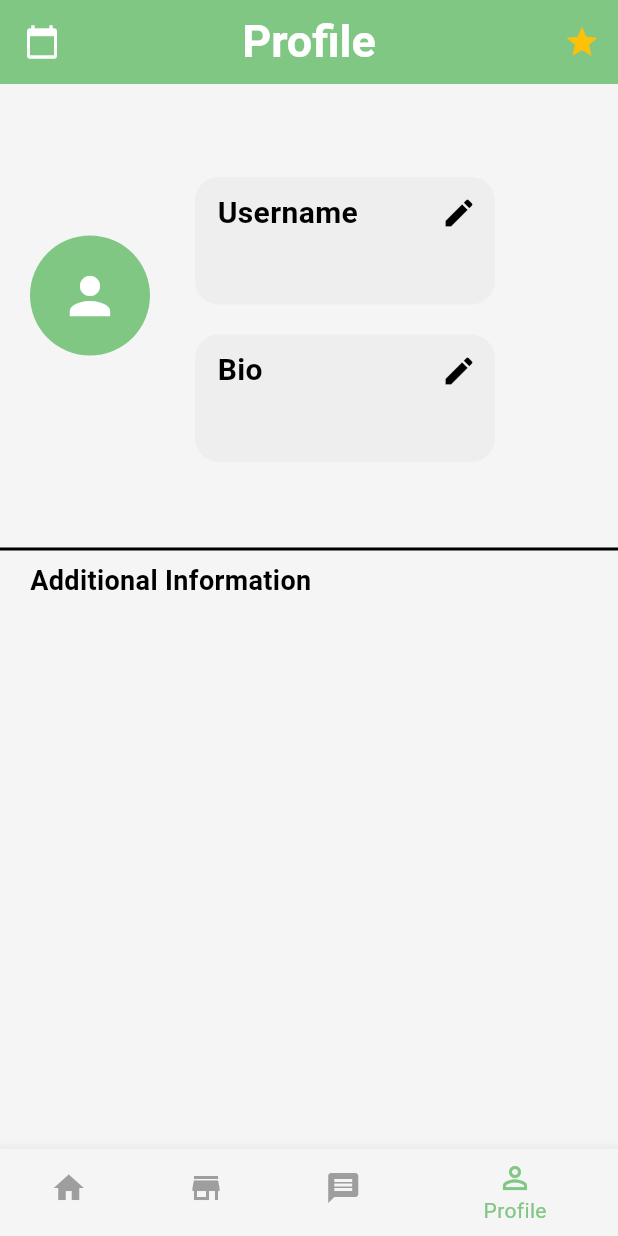
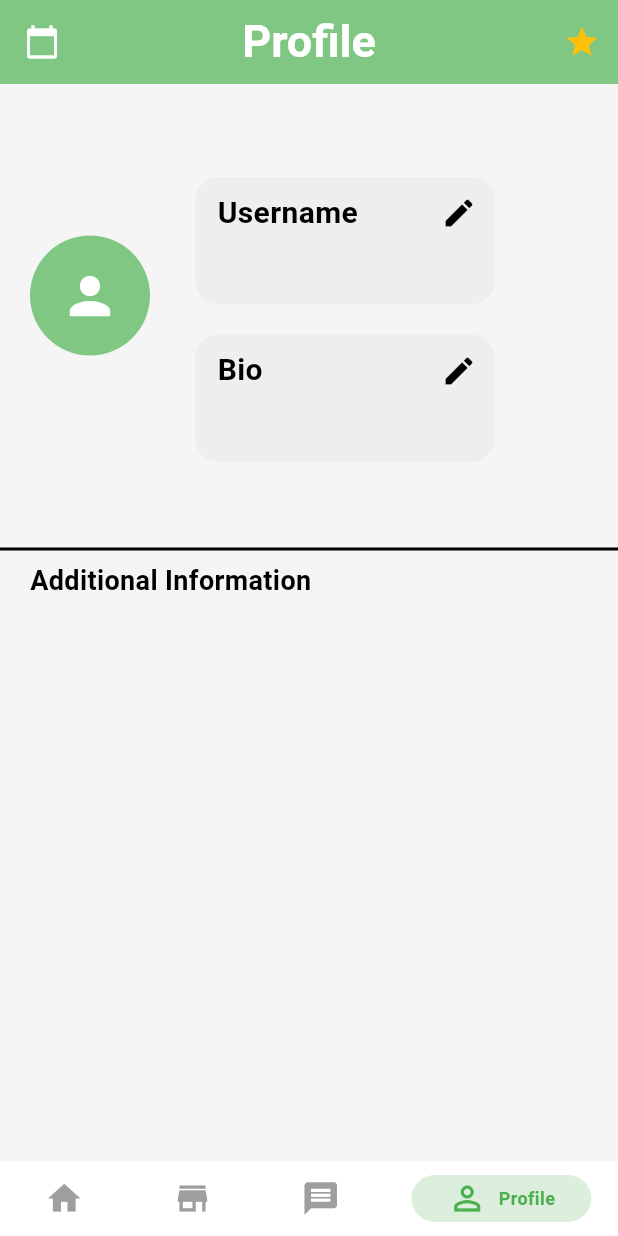
Before and after one commit to blakeotto57/treehouse, a Flutter app: the screen it shows once a user with an empty profile is signed in, item 4 of the bottom bar chosen, on a phone screen of 412 x 824 dp. Run offline on Flutter 3.47's test engine with Material 3 defaults, Android fonts, the phone set to English and light mode, and no system bars; drawn by our look-alikes of persistent_bottom_nav_bar; our stand-ins replace cloud_firestore, firebase_auth, firebase_core, firebase_storage, flutter_svg, image_picker and 4 more; missing offline and left inert: flutter_stripe, in_app_purchase_android, in_app_purchase_storekit; accounts and stored records are empty; network calls fail; Roboto replaces fonts that are missing (Helvetica).

Commit message:
made bottom nav bar persistent and changed home page UI

```diff
--- a/lib/category_pages/personal_care.dart
+++ b/lib/category_pages/personal_care.dart
@@ -91,7 +91,6 @@ class PersonalCareSellersPage extends StatelessWidget {
                   );
                 },
               );
-
             },
           );
         },
--- a/lib/models/solo_seller_profile.dart
+++ b/lib/models/solo_seller_profile.dart
@@ -8,6 +8,7 @@ class SoloSellerProfilePage extends StatefulWidget {
   final String userId;
 
   const SoloSellerProfilePage({super.key, required this.userId});
+
 
   @override
   State<SoloSellerProfilePage> createState() => _SoloSellerProfilePageState();
--- a/lib/pages/home.dart
+++ b/lib/pages/home.dart
@@ -1,6 +1,7 @@
 import 'package:flutter/material.dart';
 import 'package:flutter_svg/flutter_svg.dart';
-
+import 'package:persistent_bottom_nav_bar/persistent_bottom_nav_bar.dart';
+import 'package:treehouse/category_pages/personal_care.dart';
 import 'package:treehouse/models/category_model.dart';
 import 'package:treehouse/pages/user_profile.dart';
 import 'package:treehouse/pages/explore_page.dart';
@@ -16,63 +17,58 @@ class HomePage extends StatefulWidget {
 }
 
 class _HomePageState extends State<HomePage> {
-  List<CategoryModel> categories = [];
-  int _currentIndex = 0;
+  final PersistentTabController _controller = PersistentTabController(initialIndex: 0);
 
-  @override
-  void initState() {
-    super.initState();
-    categories = CategoryModel.getCategories();
+  List<Widget> _buildScreens() => [
+        HomeContent(categories: CategoryModel.getCategories()),
+        ExplorePage(),
+        MessagesPage(),
+        UserProfilePage(),
+      ];
+
+  List<PersistentBottomNavBarItem> _navBarsItems() {
+    return [
+      PersistentBottomNavBarItem(
+        icon: const Icon(Icons.home, size: 26),
+        title: 'Home',
+        activeColorPrimary: Colors.green,
+        inactiveColorPrimary: Colors.grey,
+        iconSize: 22, // Lower the icon
+      ),
+      PersistentBottomNavBarItem(
+        icon: const Icon(Icons.store, size: 26),
+        title: 'Explore',
+        activeColorPrimary: Colors.green,
+        inactiveColorPrimary: Colors.grey,
+        iconSize: 22,
+      ),
+      PersistentBottomNavBarItem(
+        icon: const Icon(Icons.message, size: 26),
+        title: 'Messages',
+        activeColorPrimary: Colors.green,
+        inactiveColorPrimary: Colors.grey,
+        iconSize: 22,
+      ),
+      PersistentBottomNavBarItem(
+        icon: const Icon(Icons.person_outline, size: 26),
+        title: 'Profile',
+        activeColorPrimary: Colors.green,
+        inactiveColorPrimary: Colors.grey,
+        iconSize: 22,
+      ),
+    ];
   }
 
   @override
   Widget build(BuildContext context) {
-    return SafeArea(
-      child: Scaffold(
-        backgroundColor: Theme.of(context).colorScheme.surface,
-        appBar: _currentIndex == 0 ? customAppBar(context) : null,
-        body: IndexedStack(
-          index: _currentIndex,
-          children: [
-            HomeContent(categories: categories),
-            ExplorePage(),
-            MessagesPage(),
-            UserProfilePage(),
-          ],
-        ),
-        bottomNavigationBar: BottomNavigationBar(
-          currentIndex: _currentIndex,
-          onTap: (index) {
-            setState(() {
-              _currentIndex = index;
-            });
-          },
-          items: const [
-            BottomNavigationBarItem(
-              icon: Icon(Icons.home),
-              label: "Home",
-            ),
-
-            BottomNavigationBarItem(
-              icon: Icon(Icons.store),
-              label: "Explore",
-            ),
-
-            BottomNavigationBarItem(
-              icon: Icon(Icons.message),
-              label: "Messages",
-            ),
-
-            BottomNavigationBarItem(
-              icon: Icon(Icons.person_outline),
-              label: "Profile",
-            ),
-          ],
-          selectedItemColor: Colors.green[300],
-          unselectedItemColor: Colors.grey,
-          elevation: 8,
-        ),
-      ),
+    return PersistentTabView(
+      context,
+      controller: _controller,
+      screens: _buildScreens(),
+      items: _navBarsItems(),
+      navBarStyle: NavBarStyle.style1, // Adjust to preferred style
+      navBarHeight: 50, // Set the height of the bottom nav bar
+      padding: EdgeInsets.symmetric(vertical: 8), // Lower icons
     );
   }
 }
@@ -93,15 +89,7 @@ class HomeContent extends StatelessWidget {
         child: Column(
           crossAxisAlignment: CrossAxisAlignment.start,
           children: [
-            Text(
-              "Categories",
-              style: TextStyle(
-                color: textColor,
-                fontSize: 24,
-                fontWeight: FontWeight.bold,
-              ),
-            ),
-            const SizedBox(height: 10),
+            const SizedBox(height: 30),
             GridView.builder(
               gridDelegate: const SliverGridDelegateWithFixedCrossAxisCount(
                 crossAxisCount: 2,
@@ -120,7 +108,7 @@ class HomeContent extends StatelessWidget {
                     decoration: BoxDecoration(
                       color: categories[index].boxColor.withOpacity(0.8),
                       borderRadius: BorderRadius.circular(12),
-                      boxShadow: [
+                      boxShadow: const [
                         BoxShadow(
                           color: Colors.black26,
                           blurRadius: 6,
@@ -156,7 +144,6 @@ class HomeContent extends StatelessWidget {
       ),
     );
   }
-}
 
   Widget searchBar() {
     return TextField(
@@ -172,6 +159,7 @@ Widget searchBar() {
         ),
       ),
     );
+  }
 }
 
 AppBar customAppBar(BuildContext context) {
@@ -189,7 +177,7 @@ AppBar customAppBar(BuildContext context) {
     title: const Text(
       "Treehouse",
       style: TextStyle(
-        fontSize: 30,
+        fontSize: 24,
         fontWeight: FontWeight.bold,
         color: Colors.white,
       ),
@@ -197,7 +185,7 @@ AppBar customAppBar(BuildContext context) {
     centerTitle: true,
     actions: [
       IconButton(
-        icon: const Icon(Icons.person_outline, color: Colors.white),
+        icon: const Icon(Icons.settings, color: Colors.white),
         onPressed: () {
           Navigator.push(
             context,
--- a/pubspec.yaml
+++ b/pubspec.yaml
@@ -24,6 +24,10 @@ dependencies:
   provider: ^6.1.2
   persistent_bottom_nav_bar: ^6.2.1
   url_launcher: ^6.3.1
+  in_app_purchase: ^3.2.0
+  google_fonts: ^6.2.1
+  purchases_flutter: ^8.4.0
+  custom_navigation_bar: ^0.8.2
 
 
 
```
Also changed, not shown: lib/ads/ad_helper.dart (added, +24 -0 lines), lib/payment/payment_serive.dart (added, +536 -0 lines), lib/pages/personal_care.dart (added), pubspec.lock, 1 other file. Lines whose indentation alone changed are shown as unchanged.
